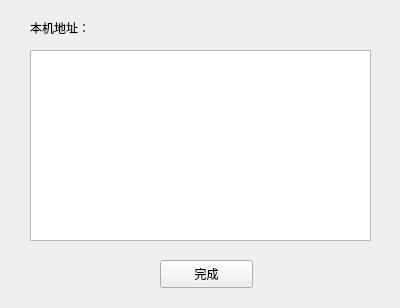
Old version of the form tcpsocket/ipaddr.ui in the repository ningzichun/socket.
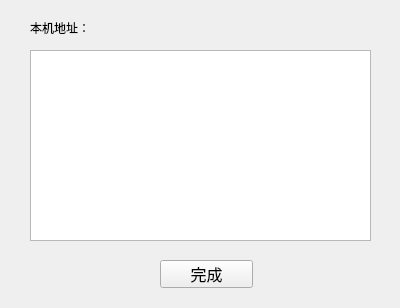
New version of the form.

Diff of the .ui file:
```diff
--- a/tcpsocket/ipaddr.ui
+++ b/tcpsocket/ipaddr.ui
@@ -45,6 +45,12 @@
      <height>28</height>
     </rect>
    </property>
+   <property name="font">
+    <font>
+     <family>Consolas</family>
+     <pointsize>12</pointsize>
+    </font>
+   </property>
    <property name="text">
     <string>完成</string>
    </property>
```
Left out of the diff: 6 changed lines with no effect on the pictures.
